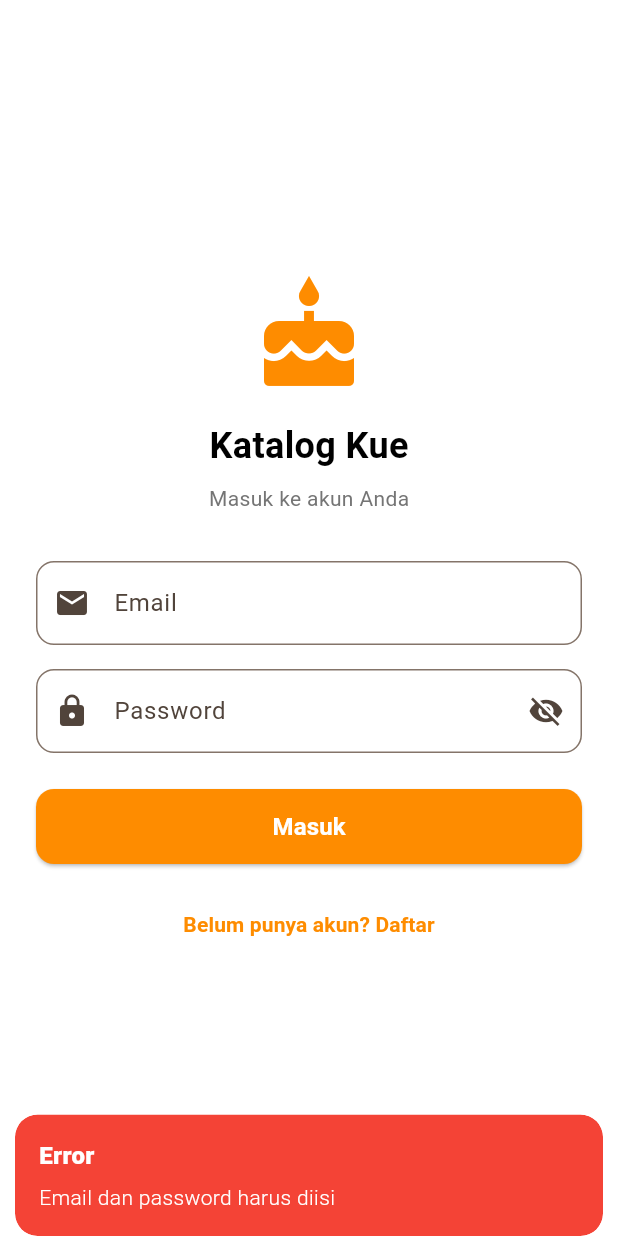
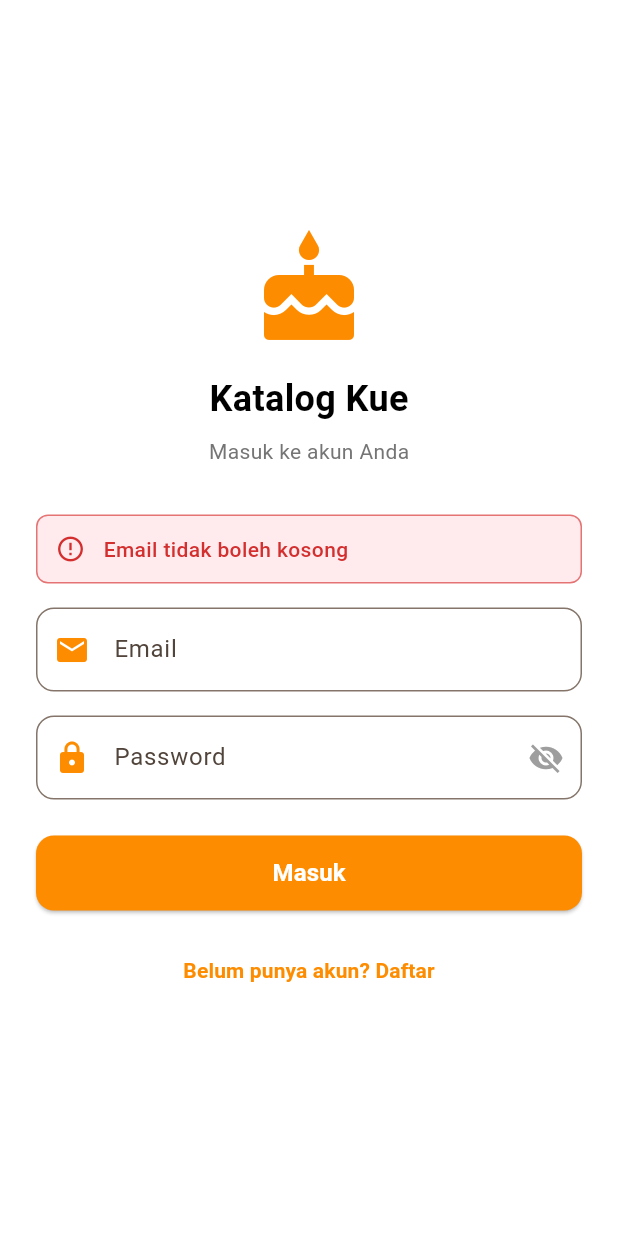
Before and after one commit to keysyayst/KatalogKue, a Flutter app: the screen it shows after launch, after a tap on "Masuk", on a phone screen of 412 x 824 dp. Run offline on Flutter 3.47's test engine with Material 3 defaults, Android fonts, the phone set to English and light mode, and no system bars; our stand-ins replace dio, flutter_dotenv, get, hive, hive_flutter, image_picker and 2 more; accounts and stored records are empty.

Commit message:
error handling register/login

```diff
--- a/lib/app/modules/auth/controllers/auth_controller.dart
+++ b/lib/app/modules/auth/controllers/auth_controller.dart
@@ -1,5 +1,6 @@
 import 'package:flutter/material.dart';
 import 'package:get/get.dart';
+import 'package:supabase_flutter/supabase_flutter.dart';
 import '../../../data/services/auth_service.dart';
 import '../../../routes/app_pages.dart';
 
@@ -9,138 +10,229 @@
   // Form controllers
   final emailController = TextEditingController();
   final passwordController = TextEditingController();
-  final fullNameController = TextEditingController();
+  final nameController = TextEditingController();
   final phoneController = TextEditingController();
+  final confirmPasswordController = TextEditingController();
 
-  // UI states
+  // State
+  var isLogin = true.obs;
   var isLoading = false.obs;
   var obscurePassword = true.obs;
-  var isLoginMode = true.obs; // true = login, false = register
+  var obscureConfirmPassword = true.obs;
+  var errorMessage = ''.obs;
 
   @override
   void onClose() {
     emailController.dispose();
     passwordController.dispose();
-    fullNameController.dispose();
+    nameController.dispose();
     phoneController.dispose();
+    confirmPasswordController.dispose();
     super.onClose();
   }
 
-  // Toggle password visibility
+  void toggleAuthMode() {
+    isLogin.value = !isLogin.value;
+    clearForm();
+    errorMessage.value = '';
+  }
+
   void togglePasswordVisibility() {
     obscurePassword.value = !obscurePassword.value;
   }
 
-  // Toggle login/register mode
-  void toggleMode() {
-    isLoginMode.value = !isLoginMode.value;
-    // Clear form
+  void toggleConfirmPasswordVisibility() {
+    obscureConfirmPassword.value = !obscureConfirmPassword.value;
+  }
+
+  void clearForm() {
     emailController.clear();
     passwordController.clear();
-    fullNameController.clear();
+    nameController.clear();
     phoneController.clear();
+    confirmPasswordController.clear();
+    errorMessage.value = '';
   }
 
-  // Sign In
-  Future<void> signIn() async {
-    if (emailController.text.isEmpty || passwordController.text.isEmpty) {
-      Get.snackbar(
-        'Error',
-        'Email dan password harus diisi',
-        snackPosition: SnackPosition.BOTTOM,
-        backgroundColor: Colors.red,
-        colorText: Colors.white,
-      );
-      return;
-    }
+  // ========================================
+  // LOGIN
+  // ========================================
+  Future<void> login() async {
+    errorMessage.value = '';
+
+    if (!_validateLoginForm()) return;
 
     try {
       isLoading.value = true;
 
-      await _authService.signIn(
+      final response = await _authService.signIn(
         email: emailController.text.trim(),
         password: passwordController.text,
       );
 
+      if (response.user != null) {
+        Get.offAllNamed(Routes.dashboard);
         Get.snackbar(
           'Berhasil',
-        'Login berhasil!',
+          'Selamat datang kembali!',
           snackPosition: SnackPosition.BOTTOM,
           backgroundColor: Colors.green,
           colorText: Colors.white,
+          icon: const Icon(Icons.check_circle, color: Colors.white),
         );
-
-      // Navigate to dashboard
-      Get.offAllNamed(Routes.dashboard);
+      }
+    } on AuthException catch (e) {
+      _handleAuthException(e, isLogin: true);
     } catch (e) {
-      Get.snackbar(
-        'Error',
-        'Login gagal: ${e.toString()}',
-        snackPosition: SnackPosition.BOTTOM,
-        backgroundColor: Colors.red,
-        colorText: Colors.white,
-      );
+      errorMessage.value = 'Terjadi kesalahan: ${e.toString()}';
     } finally {
       isLoading.value = false;
     }
   }
 
-  // Sign Up
-  Future<void> signUp() async {
-    if (emailController.text.isEmpty ||
-        passwordController.text.isEmpty ||
-        fullNameController.text.isEmpty) {
-      Get.snackbar(
-        'Error',
-        'Semua field harus diisi',
-        snackPosition: SnackPosition.BOTTOM,
-        backgroundColor: Colors.red,
-        colorText: Colors.white,
-      );
-      return;
-    }
+  // ========================================
+  // REGISTER
+  // ========================================
+  Future<void> register() async {
+    errorMessage.value = '';
 
-    if (passwordController.text.length < 6) {
-      Get.snackbar(
-        'Error',
-        'Password minimal 6 karakter',
-        snackPosition: SnackPosition.BOTTOM,
-        backgroundColor: Colors.red,
-        colorText: Colors.white,
-      );
-      return;
-    }
+    if (!_validateRegisterForm()) return;
 
     try {
       isLoading.value = true;
 
-      await _authService.signUp(
+      final response = await _authService.signUp(
         email: emailController.text.trim(),
         password: passwordController.text,
-        fullName: fullNameController.text.trim(),
+        fullName: nameController.text.trim(),
         phone: phoneController.text.trim(),
       );
 
+      if (response.user != null) {
         Get.snackbar(
           'Berhasil',
-        'Registrasi berhasil! Silakan login.',
+          'Akun berhasil dibuat! Silakan login.',
           snackPosition: SnackPosition.BOTTOM,
           backgroundColor: Colors.green,
           colorText: Colors.white,
+          icon: const Icon(Icons.check_circle, color: Colors.white),
+          duration: const Duration(seconds: 3),
         );
 
-      // Switch to login mode
-      toggleMode();
+        isLogin.value = true;
+        passwordController.clear();
+        confirmPasswordController.clear();
+      }
+    } on AuthException catch (e) {
+      _handleAuthException(e, isLogin: false);
     } catch (e) {
-      Get.snackbar(
-        'Error',
-        'Registrasi gagal: ${e.toString()}',
-        snackPosition: SnackPosition.BOTTOM,
-        backgroundColor: Colors.red,
-        colorText: Colors.white,
-      );
+      errorMessage.value = 'Terjadi kesalahan: ${e.toString()}';
     } finally {
       isLoading.value = false;
     }
   }
+
+  // ========================================
+  // VALIDATION
+  // ========================================
+  bool _validateLoginForm() {
+    if (emailController.text.trim().isEmpty) {
+      errorMessage.value = 'Email tidak boleh kosong';
+      return false;
     }
+
+    if (!GetUtils.isEmail(emailController.text.trim())) {
+      errorMessage.value = 'Format email tidak valid';
+      return false;
+    }
+
+    if (passwordController.text.isEmpty) {
+      errorMessage.value = 'Password tidak boleh kosong';
+      return false;
+    }
+
+    if (passwordController.text.length < 6) {
+      errorMessage.value = 'Password minimal 6 karakter';
+      return false;
+    }
+
+    return true;
+  }
+
+  bool _validateRegisterForm() {
+    if (nameController.text.trim().isEmpty) {
+      errorMessage.value = 'Nama lengkap tidak boleh kosong';
+      return false;
+    }
+
+    if (emailController.text.trim().isEmpty) {
+      errorMessage.value = 'Email tidak boleh kosong';
+      return false;
+    }
+
+    if (!GetUtils.isEmail(emailController.text.trim())) {
+      errorMessage.value = 'Format email tidak valid';
+      return false;
+    }
+
+    if (phoneController.text.trim().isEmpty) {
+      errorMessage.value = 'Nomor telepon tidak boleh kosong';
+      return false;
+    }
+
+    if (passwordController.text.isEmpty) {
+      errorMessage.value = 'Password tidak boleh kosong';
+      return false;
+    }
+
+    if (passwordController.text.length < 6) {
+      errorMessage.value = 'Password minimal 6 karakter';
+      return false;
+    }
+
+    if (confirmPasswordController.text != passwordController.text) {
+      errorMessage.value = 'Password dan konfirmasi password tidak sama';
+      return false;
+    }
+
+    return true;
+  }
+
+  // ========================================
+  // ERROR HANDLING
+  // ========================================
+  void _handleAuthException(AuthException exception, {required bool isLogin}) {
+    switch (exception.statusCode) {
+      case '400':
+        errorMessage.value = isLogin
+            ? 'Email atau password salah. Silakan coba lagi.'
+            : 'Data tidak valid. Periksa kembali form Anda.';
+        break;
+
+      case '422':
+        if (exception.message.contains('already registered')) {
+          errorMessage.value = 'Email sudah terdaftar. Silakan gunakan email lain atau login.';
+        } else {
+          errorMessage.value = 'Data tidak valid. Silakan periksa kembali.';
+        }
+        break;
+
+      case '500':
+        errorMessage.value = 'Server sedang bermasalah. Coba lagi nanti.';
+        break;
+
+      default:
+        if (exception.message.contains('Invalid login credentials')) {
+          errorMessage.value = 'Email atau password salah. Silakan coba lagi.';
+        } else if (exception.message.contains('Email not confirmed')) {
+          errorMessage.value = 'Email belum dikonfirmasi. Cek inbox Anda.';
+        } else if (exception.message.contains('User already registered')) {
+          errorMessage.value = 'Email sudah terdaftar. Silakan login.';
+        } else if (exception.message.contains('Password')) {
+          errorMessage.value = 'Password tidak memenuhi kriteria keamanan.';
+        } else {
+          errorMessage.value = exception.message;
+        }
+    }
+  }
+}
--- a/lib/app/modules/auth/views/auth_page.dart
+++ b/lib/app/modules/auth/views/auth_page.dart
@@ -18,10 +18,10 @@
               mainAxisAlignment: MainAxisAlignment.center,
               children: [
                 // Logo
-                Icon(
+                const Icon(
                   Icons.cake,
                   size: 80,
-                  color: const Color(0xFFFE8C00),
+                  color: Color(0xFFFE8C00),
                 ),
                 const SizedBox(height: 16),
                 Text(
@@ -34,7 +34,7 @@
                 ),
                 const SizedBox(height: 8),
                 Text(
-                  controller.isLoginMode.value ? 'Masuk ke akun Anda' : 'Buat akun baru',
+                  controller.isLogin.value ? 'Masuk ke akun Anda' : 'Buat akun baru',
                   style: TextStyle(
                     fontSize: 14,
                     color: isDark ? Colors.white70 : Colors.grey[600],
@@ -43,32 +43,87 @@
 
                 const SizedBox(height: 32),
 
+                // ✅ ERROR MESSAGE BANNER
+                if (controller.errorMessage.value.isNotEmpty)
+                  Container(
+                    width: double.infinity,
+                    padding: const EdgeInsets.all(12),
+                    margin: const EdgeInsets.only(bottom: 16),
+                    decoration: BoxDecoration(
+                      color: Colors.red.shade50,
+                      borderRadius: BorderRadius.circular(8),
+                      border: Border.all(color: Colors.red.shade300),
+                    ),
+                    child: Row(
+                      children: [
+                        Icon(
+                          Icons.error_outline,
+                          color: Colors.red.shade700,
+                          size: 20,
+                        ),
+                        const SizedBox(width: 12),
+                        Expanded(
+                          child: Text(
+                            controller.errorMessage.value,
+                            style: TextStyle(
+                              color: Colors.red.shade700,
+                              fontSize: 14,
+                              fontWeight: FontWeight.w500,
+                            ),
+                          ),
+                        ),
+                      ],
+                    ),
+                  ),
+
                 // Form
-                if (!controller.isLoginMode.value) ...[
-                  // Full Name field (hanya untuk register)
+                if (!controller.isLogin.value) ...[
+                  // Full Name field
                   TextField(
-                    controller: controller.fullNameController,
+                    controller: controller.nameController,
                     decoration: InputDecoration(
                       labelText: 'Nama Lengkap',
-                      prefixIcon: const Icon(Icons.person),
+                      prefixIcon: const Icon(Icons.person, color: Color(0xFFFE8C00)),
                       border: OutlineInputBorder(
                         borderRadius: BorderRadius.circular(12),
                       ),
+                      focusedBorder: OutlineInputBorder(
+                        borderRadius: BorderRadius.circular(12),
+                        borderSide: const BorderSide(color: Color(0xFFFE8C00), width: 2),
+                      ),
+                      errorBorder: OutlineInputBorder(
+                        borderRadius: BorderRadius.circular(12),
+                        borderSide: const BorderSide(color: Colors.red, width: 1),
+                      ),
                     ),
+                    onChanged: (_) {
+                      if (controller.errorMessage.value.isNotEmpty) {
+                        controller.errorMessage.value = '';
+                      }
+                    },
                   ),
                   const SizedBox(height: 16),
 
-                  // Phone field (hanya untuk register)
+                  // Phone field
                   TextField(
                     controller: controller.phoneController,
                     keyboardType: TextInputType.phone,
                     decoration: InputDecoration(
-                      labelText: 'No. Telepon (opsional)',
-                      prefixIcon: const Icon(Icons.phone),
+                      labelText: 'No. Telepon',
+                      prefixIcon: const Icon(Icons.phone, color: Color(0xFFFE8C00)),
                       border: OutlineInputBorder(
                         borderRadius: BorderRadius.circular(12),
                       ),
+                      focusedBorder: OutlineInputBorder(
+                        borderRadius: BorderRadius.circular(12),
+                        borderSide: const BorderSide(color: Color(0xFFFE8C00), width: 2),
+                      ),
                     ),
+                    onChanged: (_) {
+                      if (controller.errorMessage.value.isNotEmpty) {
+                        controller.errorMessage.value = '';
+                      }
+                    },
                   ),
                   const SizedBox(height: 16),
                 ],
@@ -79,11 +134,20 @@
                   keyboardType: TextInputType.emailAddress,
                   decoration: InputDecoration(
                     labelText: 'Email',
-                    prefixIcon: const Icon(Icons.email),
+                    prefixIcon: const Icon(Icons.email, color: Color(0xFFFE8C00)),
                     border: OutlineInputBorder(
                       borderRadius: BorderRadius.circular(12),
                     ),
+                    focusedBorder: OutlineInputBorder(
+                      borderRadius: BorderRadius.circular(12),
+                      borderSide: const BorderSide(color: Color(0xFFFE8C00), width: 2),
+                    ),
                   ),
+                  onChanged: (_) {
+                    if (controller.errorMessage.value.isNotEmpty) {
+                      controller.errorMessage.value = '';
+                    }
+                  },
                 ),
                 const SizedBox(height: 16),
 
@@ -93,20 +157,64 @@
                   obscureText: controller.obscurePassword.value,
                   decoration: InputDecoration(
                     labelText: 'Password',
-                    prefixIcon: const Icon(Icons.lock),
+                    prefixIcon: const Icon(Icons.lock, color: Color(0xFFFE8C00)),
                     suffixIcon: IconButton(
                       icon: Icon(
                         controller.obscurePassword.value
                             ? Icons.visibility_off
                             : Icons.visibility,
+                        color: Colors.grey,
                       ),
                       onPressed: controller.togglePasswordVisibility,
                     ),
                     border: OutlineInputBorder(
                       borderRadius: BorderRadius.circular(12),
                     ),
+                    focusedBorder: OutlineInputBorder(
+                      borderRadius: BorderRadius.circular(12),
+                      borderSide: const BorderSide(color: Color(0xFFFE8C00), width: 2),
+                    ),
                   ),
+                  onChanged: (_) {
+                    if (controller.errorMessage.value.isNotEmpty) {
+                      controller.errorMessage.value = '';
+                    }
+                  },
                 ),
+
+                // Confirm Password (hanya untuk register)
+                if (!controller.isLogin.value) ...[
+                  const SizedBox(height: 16),
+                  TextField(
+                    controller: controller.confirmPasswordController,
+                    obscureText: controller.obscureConfirmPassword.value,
+                    decoration: InputDecoration(
+                      labelText: 'Konfirmasi Password',
+                      prefixIcon: const Icon(Icons.lock_outline, color: Color(0xFFFE8C00)),
+                      suffixIcon: IconButton(
+                        icon: Icon(
+                          controller.obscureConfirmPassword.value
+                              ? Icons.visibility_off
+                              : Icons.visibility,
+                          color: Colors.grey,
+                        ),
+                        onPressed: controller.toggleConfirmPasswordVisibility,
+                      ),
+                      border: OutlineInputBorder(
+                        borderRadius: BorderRadius.circular(12),
+                      ),
+                      focusedBorder: OutlineInputBorder(
+                        borderRadius: BorderRadius.circular(12),
+                        borderSide: const BorderSide(color: Color(0xFFFE8C00), width: 2),
+                      ),
+                    ),
+                    onChanged: (_) {
+                      if (controller.errorMessage.value.isNotEmpty) {
+                        controller.errorMessage.value = '';
+                      }
+                    },
+                  ),
+                ],
 
                 const SizedBox(height: 24),
 
@@ -117,20 +225,32 @@
                   child: ElevatedButton(
                     onPressed: controller.isLoading.value
                         ? null
-                        : controller.isLoginMode.value
-                            ? controller.signIn
-                            : controller.signUp,
+                        : () {
+                            if (controller.isLogin.value) {
+                              controller.login();
+                            } else {
+                              controller.register();
+                            }
+                          },
                     style: ElevatedButton.styleFrom(
                       backgroundColor: const Color(0xFFFE8C00),
                       foregroundColor: Colors.white,
                       shape: RoundedRectangleBorder(
                         borderRadius: BorderRadius.circular(12),
                       ),
+                      disabledBackgroundColor: Colors.grey[400],
                     ),
                     child: controller.isLoading.value
-                        ? const CircularProgressIndicator(color: Colors.white)
+                        ? const SizedBox(
+                            height: 20,
+                            width: 20,
+                            child: CircularProgressIndicator(
+                              color: Colors.white,
+                              strokeWidth: 2,
+                            ),
+                          )
                         : Text(
-                            controller.isLoginMode.value ? 'Masuk' : 'Daftar',
+                            controller.isLogin.value ? 'Masuk' : 'Daftar',
                             style: const TextStyle(
                               fontSize: 16,
                               fontWeight: FontWeight.bold,
@@ -143,9 +263,9 @@
 
                 // Toggle login/register
                 TextButton(
-                  onPressed: controller.toggleMode,
+                  onPressed: controller.toggleAuthMode,
                   child: Text(
-                    controller.isLoginMode.value
+                    controller.isLogin.value
                         ? 'Belum punya akun? Daftar'
                         : 'Sudah punya akun? Masuk',
                     style: const TextStyle(
```
Also changed, not shown: 2 other files. Lines whose indentation alone changed are shown as unchanged.
